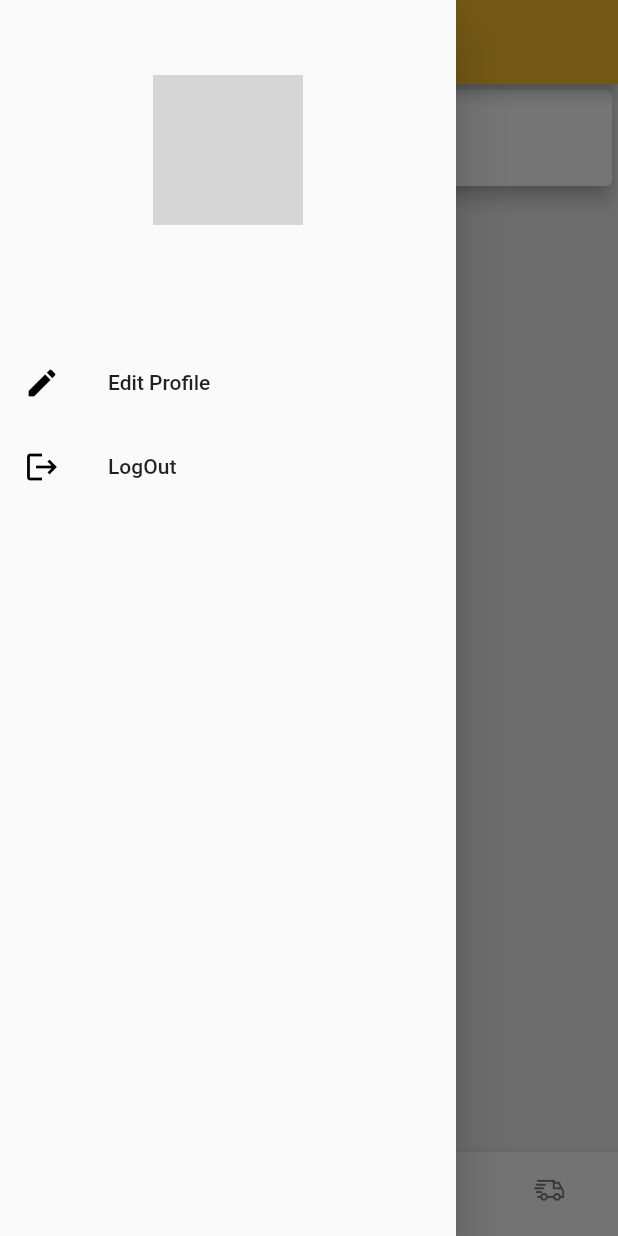
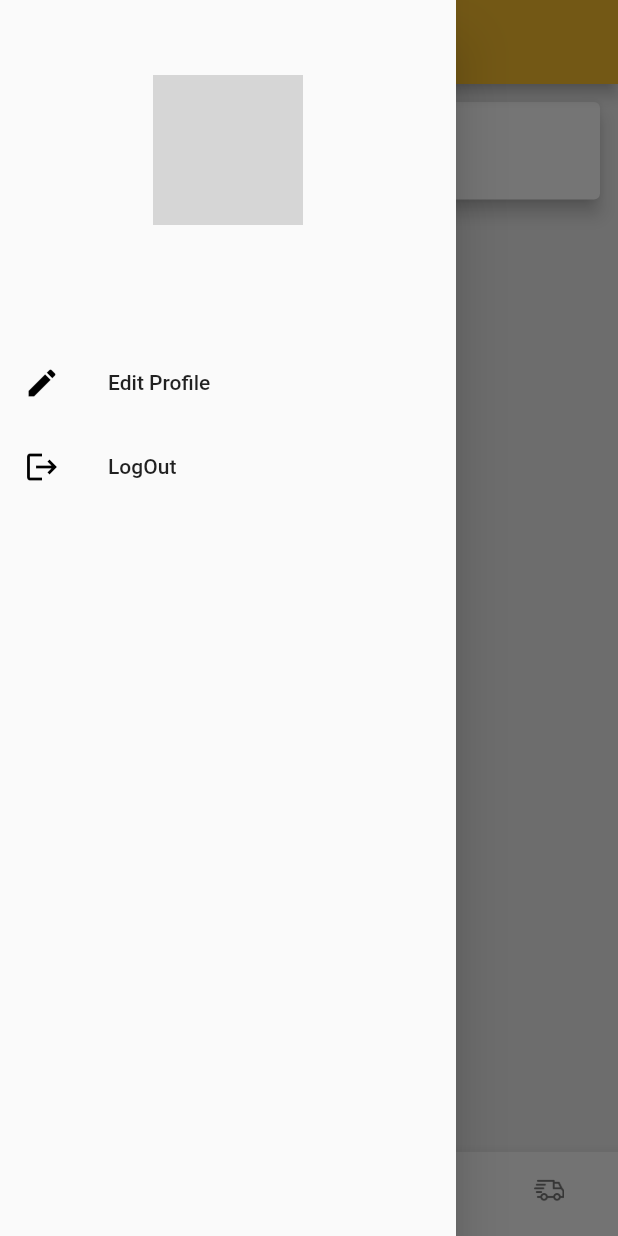
Before and after one commit to SalmaFayad/Together, a Flutter app: the screen it shows once a user with an empty profile is signed in, item 2 of the bottom bar chosen, with the side drawer open, on a phone screen of 412 x 824 dp. Run offline on Flutter 3.47's test engine with Material 2 defaults, Android fonts, the phone set to English and light mode, and no system bars; our stand-ins replace cloud_firestore, email_validator, firebase_auth, firebase_core, firebase_storage, font_awesome_flutter and 2 more; accounts and stored records are empty; network calls fail; grey boxes are pictures that could not be loaded.

Commit message:
fix overflow error

```diff
--- a/lib/Screens/Main_Screens/data_page_screen.dart
+++ b/lib/Screens/Main_Screens/data_page_screen.dart
@@ -1,6 +1,7 @@
 import 'package:flutter/material.dart';
 import 'package:cloud_firestore/cloud_firestore.dart';
 import 'package:firebase_auth/firebase_auth.dart';
+import 'package:flutter/rendering.dart';
 import 'package:solution_challenge_project/Widgets/data_page_widget/ListViewData.dart';
 
 class DataPageScreen extends StatefulWidget {
@@ -25,8 +26,17 @@ class _DataPageScreenState extends State<DataPageScreen> {
       backgroundColor: Colors.grey[200],
       body: Column(
         children: [
-        changeLocationCard(valueChoose, cityList),
-          ListViewData(size, appBarSize, bottomNavigationBarSize, statusBarHeight),
+        Expanded(
+            flex: 1,
+            child: Container(
+              padding: const EdgeInsets.all(8.0),
+              child: changeLocationCard(valueChoose, cityList),
+            )
+        ),
+          Expanded(
+            flex: 7,
+              child: ListViewData(size, appBarSize, bottomNavigationBarSize, statusBarHeight)
+          ),
         ],
       ),
     );
--- a/lib/Screens/main_pages.dart
+++ b/lib/Screens/main_pages.dart
@@ -69,11 +69,10 @@ class _MainPagesState extends State<MainPages> {
           BottomNavigationBarItem(
             icon: Padding(
               padding: EdgeInsets.only(bottom: 3),
-              child: Image.asset(
-                'assets/delivery.png',
-                width: 20,
+              child: Icon(Icons.chat_outlined,
+                size: 20.0,
                 color: _selectedIndex == 0 ? Colors.black : Color(0xFF757575),
-              ),
+              )
             ),
             label: 'Chat',
           ),
```
Also changed, not shown: pubspec.lock.
